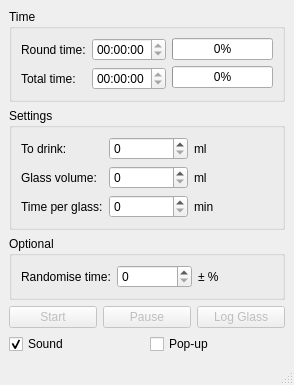
Qt form mainwindow.ui (Alsweider/Wasseruhr) before a commit.
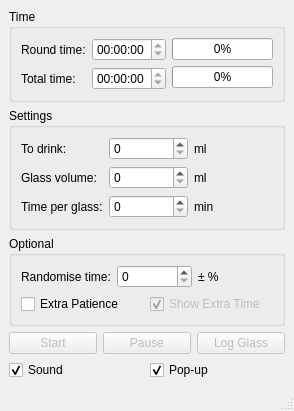
The same form after that commit.

What changed in the file:
```diff
--- a/mainwindow.ui
+++ b/mainwindow.ui
@@ -7,7 +7,7 @@
     <x>0</x>
     <y>0</y>
     <width>294</width>
-    <height>383</height>
+    <height>411</height>
    </rect>
   </property>
   <property name="windowTitle">
@@ -229,8 +229,8 @@
       <property name="title">
        <string>Optional</string>
       </property>
-      <layout class="QHBoxLayout" name="horizontalLayout_6">
-       <item>
+      <layout class="QGridLayout" name="gridLayout_4">
+       <item row="0" column="0">
         <layout class="QHBoxLayout" name="horizontalLayout_5">
          <item>
           <widget class="QLabel" name="label_9">
@@ -261,6 +261,36 @@
          </item>
         </layout>
        </item>
+       <item row="1" column="0">
+        <layout class="QHBoxLayout" name="horizontalLayout_6">
+         <item>
+          <widget class="QCheckBox" name="checkBoxChallenge">
+           <property name="toolTip">
+            <string>&lt;html&gt;&lt;head/&gt;&lt;body&gt;&lt;p&gt;Adds a special test of patience after the drinking rounds are completed. This extra waiting time is calculated at random.&lt;/p&gt;&lt;/body&gt;&lt;/html&gt;</string>
+           </property>
+           <property name="text">
+            <string>Extra Patience</string>
+           </property>
+          </widget>
+         </item>
+         <item>
+          <widget class="QCheckBox" name="checkBoxShowExtraTime">
+           <property name="enabled">
+            <bool>false</bool>
+           </property>
+           <property name="toolTip">
+            <string>&lt;html&gt;&lt;head/&gt;&lt;body&gt;&lt;p&gt;Displays the extra waiting time after the drinking rounds have concluded. If disabled, the waiting time will be hidden and a notification will only appear once the time has elapsed.&lt;/p&gt;&lt;/body&gt;&lt;/html&gt;</string>
+           </property>
+           <property name="text">
+            <string>Show Extra Time</string>
+           </property>
+           <property name="checked">
+            <bool>true</bool>
+           </property>
+          </widget>
+         </item>
+        </layout>
+       </item>
       </layout>
      </widget>
     </item>
@@ -336,6 +366,9 @@
         <property name="text">
          <string>Pop-up</string>
         </property>
+        <property name="checked">
+         <bool>true</bool>
+        </property>
        </widget>
       </item>
      </layout>
```
